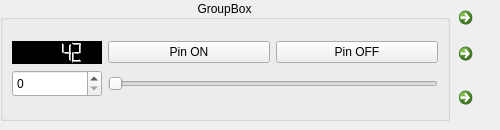
Before: the Qt Designer form client/src/gui/live/dynamicoutput.ui in aureljah/Simple-Rpi-Gui, drawn with Qt 5.
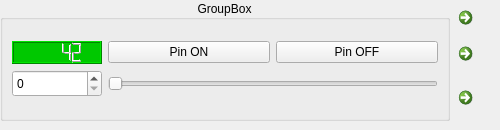
After: the same form once the commit is applied.

What changed in the file:
```diff
--- a/client/src/gui/live/dynamicoutput.ui
+++ b/client/src/gui/live/dynamicoutput.ui
@@ -115,7 +115,7 @@
          </size>
         </property>
         <property name="styleSheet">
-         <string notr="true">background-color: rgb(0, 0, 0);</string>
+         <string notr="true">background-color: rgb(0, 200, 0);</string>
         </property>
         <property name="intValue" stdset="0">
          <number>42</number>
```
